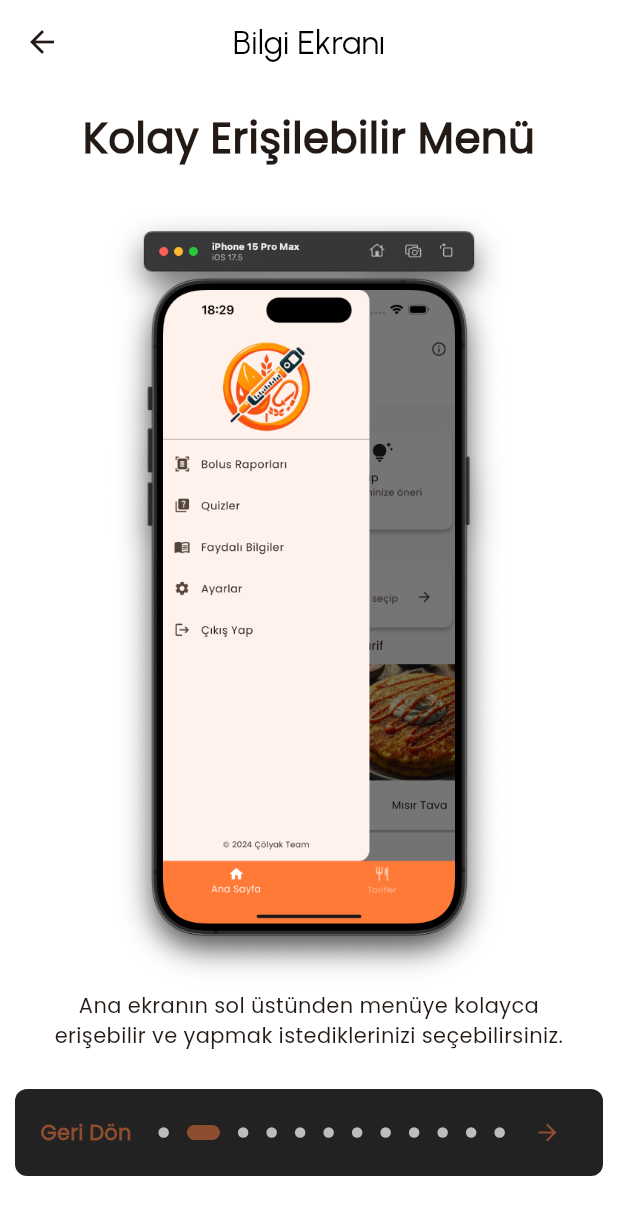
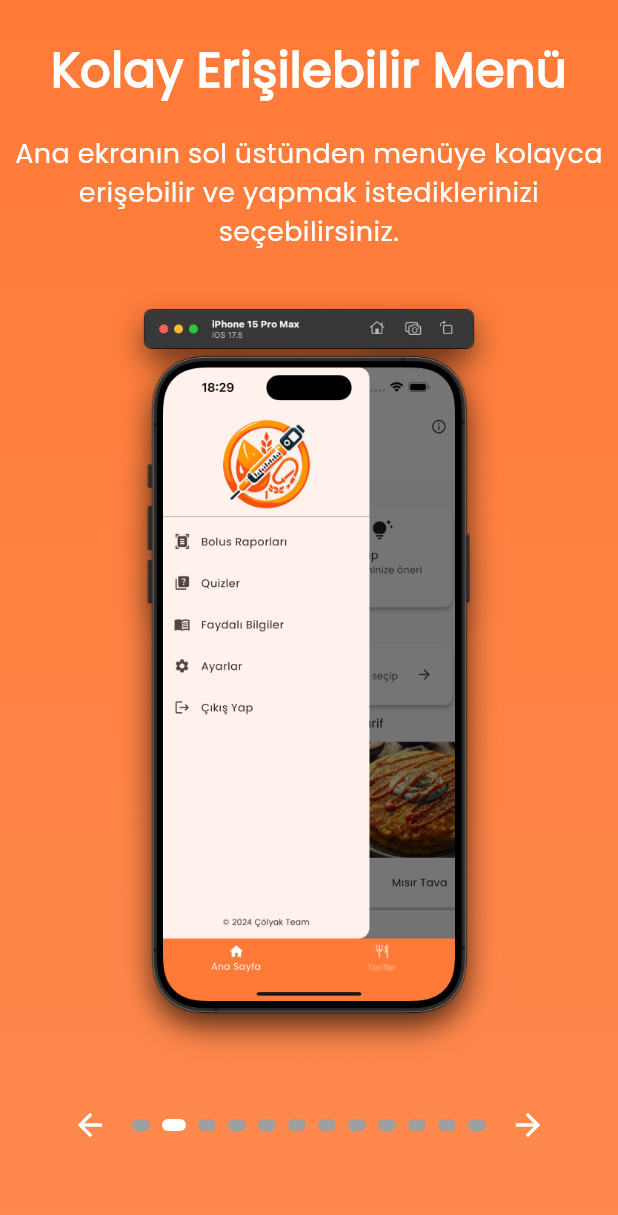
Before and after one commit to sametozbalkan/ColyakApp, a Flutter app: the InfoScreen screen opened directly, after a tap on the "arrow forward" icon, on a phone screen of 412 x 824 dp. Shown: the top 1215 px of the screen. Run offline on Flutter 3.47's test engine with Material 3 defaults, Android fonts, the light colour scheme and no system bars; drawn by our look-alikes of introduction_screen; our stand-ins replace cached_network_image, flutter_cache_manager, image_picker, shared_preferences; missing offline and left inert: mobile_scanner, syncfusion_flutter_pdfviewer; accounts and stored records are empty.

Commit message:
v1.0.5++

```diff
--- /dev/null
+++ b/lib/model/PageData.dart
@@ -0,0 +1,11 @@
+class PageData {
+  final String title;
+  final String description;
+  final String imageAsset;
+
+  const PageData({
+    required this.title,
+    required this.description,
+    required this.imageAsset,
+  });
+}
--- a/lib/model/PageModel.dart
+++ /dev/null
@@ -1,15 +0,0 @@
-class PageModel {
-  final String title;
-  final String body;
-  final String? imageAsset;
-  final bool isNetworkImage;
-  final bool fullScreen;
-
-  PageModel({
-    required this.title,
-    required this.body,
-    this.imageAsset,
-    this.isNetworkImage = false,
-    this.fullScreen = false,
-  });
-}
--- a/lib/screen/InfoScreen.dart
+++ b/lib/screen/InfoScreen.dart
@@ -1,93 +1,195 @@
-import 'package:colyakapp/viewmodel/PagesViewModel.dart';
+import 'package:colyakapp/model/PageData.dart';
+import 'package:colyakapp/viewmodel/InfoViewModel.dart';
 import 'package:flutter/material.dart';
 import 'package:provider/provider.dart';
-import 'package:introduction_screen/introduction_screen.dart';
 
 class InfoScreen extends StatelessWidget {
   const InfoScreen({super.key});
 
+  static const List<PageData> pages = [
+    PageData(
+      title: "Uygulama Ana Ekranı",
+      description: "Uygulamaya giriş yapıldığında sizi karşılayacak olan ilk ekran.",
+      imageAsset: "assets/images/mainscreen.png",
+    ),
+    PageData(
+      title: "Kolay Erişilebilir Menü",
+      description: "Ana ekranın sol üstünden menüye kolayca erişebilir ve yapmak istediklerinizi seçebilirsiniz.",
+      imageAsset: "assets/images/hamburger.png",
+    ),
+    PageData(
+      title: "Öğün Listeni Oluştur",
+      description: "Öğün listeni oluşturarak bolus için karbonhidrat değerini kolayca belirleyebilirsin.",
+      imageAsset: "assets/images/mealscreen.png",
+    ),
+    PageData(
+      title: "Yüzlerce Yiyecek",
+      description: "Bu listeden özgürce seçim yapabilir ve kolayca listene ekleyebilirsin.",
+      imageAsset: "assets/images/addmealscreen.png",
+    ),
+    PageData(
+      title: "Birbirinden Farklı Tarifler",
+      description: "Diyetisyeninin özenle hazırladığı tüm tariflere kolayca erişebilirsin ve favorileyebilirsin.",
+      imageAsset: "assets/images/receipts.png",
+    ),
+    PageData(
+      title: "Geniş Tarif Detayları",
+      description: "İstediğin tarifin malzemelerine, yapılışına ve besin değerlerine kolayca ulaşabilirsin.",
+      imageAsset: "assets/images/receiptdetails.png",
+    ),
+    PageData(
+      title: "Özgürce Yorum Yap",
+      description: "İstediğin tarifin altına bu tarifle ilgili aklında ne geçerse yazabilirsin.",
+      imageAsset: "assets/images/commentscreen.png",
+    ),
+    PageData(
+      title: "Yorumlar Altında Tartış",
+      description: "İstediğin yoruma cevap verebilir ve yorum sahibiyle tarif hakkında konuşabilirsin.",
+      imageAsset: "assets/images/replyscreen.png",
+    ),
+    PageData(
+      title: "Bolus Hesaplayıcı",
+      description: "Öğün listeni oluşturduktan sonra alman gereken insulini buradan hesapla.",
+      imageAsset: "assets/images/bolus.png",
+    ),
+    PageData(
+      title: "Bolus Raporların",
+      description: "Dilediğin tarih aralığındaki bolus raporlarını inceleyebilirsin.",
+      imageAsset: "assets/images/bolusreportdetails.png",
+    ),
+    PageData(
+      title: "Faydalı Bilgiler",
+      description: "Buradan istediğin herhangi bir konuda bilgi alabilirsin.",
+      imageAsset: "assets/images/pdfscreen.png",
+    ),
+    PageData(
+      title: "Eğitici Quizler",
+      description: "Birbirinden farklı eğitici ve öğretici quizleri çözüp bilgilerini test edebilirsin.",
+      imageAsset: "assets/images/quiz.png",
+    ),
+  ];
+
   @override
   Widget build(BuildContext context) {
-    return ChangeNotifierProvider<PagesViewModel>(
-      create: (context) => PagesViewModel(),
-      child: Scaffold(
-        appBar: AppBar(
-          title: const Text("Bilgi Ekranı"),
+    return ChangeNotifierProvider(
+      create: (_) => InfoViewModel(),
+      child: Consumer<InfoViewModel>(
+        builder: (context, viewModel, child) {
+          return Scaffold(
+            body: Container(
+              width: double.infinity,
+              decoration: const BoxDecoration(
+                gradient: LinearGradient(
+                  colors: [
+                    Color(0xFFFF7A37),
+                    Color.fromARGB(255, 255, 137, 78)
+                  ],
+                  begin: Alignment.topCenter,
+                  end: Alignment.bottomCenter,
                 ),
-        body: Consumer<PagesViewModel>(
-          builder: (context, model, child) {
-            return IntroductionScreen(
-              globalBackgroundColor: Colors.white,
-              allowImplicitScrolling: true,
-              pages: model.pages.map((page) {
-                return PageViewModel(
-                  title: page.title,
-                  decoration: const PageDecoration(
-                    titleTextStyle:
-                        TextStyle(fontSize: 28.0, fontWeight: FontWeight.w700),
-                    bodyTextStyle: TextStyle(fontSize: 19.0),
-                    bodyPadding: EdgeInsets.fromLTRB(16.0, 0.0, 16.0, 16.0),
-                    pageColor: Colors.white,
-                    imagePadding: EdgeInsets.zero,
-                  ).copyWith(
-                    contentMargin: const EdgeInsets.symmetric(horizontal: 16),
-                    fullScreen: page.fullScreen,
-                    bodyFlex: page.fullScreen ? 2 : 6,
-                    imageFlex: page.fullScreen ? 3 : 6,
-                    safeArea: page.fullScreen ? 100 : 80,
               ),
-                  bodyWidget: Column(
+              child: Padding(
+                padding: const EdgeInsets.all(10),
+                child: Column(
+                  children: <Widget>[
+                    Expanded(
+                      child: PageView.builder(
+                        controller: viewModel.pageController,
+                        onPageChanged: viewModel.onPageChanged,
+                        itemCount: pages.length,
+                        itemBuilder: (context, index) {
+                          return _buildPage(pages[index], context);
+                        },
+                      ),
+                    ),
+                    Padding(
+                      padding: const EdgeInsets.only(bottom: 40),
+                      child: Row(
+                        mainAxisAlignment: MainAxisAlignment.center,
                         children: [
-                      SizedBox(
-                        child: page.isNetworkImage
-                            ? Image.network(page.imageAsset!)
-                            : page.imageAsset != null
-                                ? Image.asset(
-                                    page.imageAsset!,
-                                    width:
-                                        MediaQuery.of(context).size.width / 1.5,
-                                  )
-                                : null,
-                      ),
-                      Text(page.body,
-                          softWrap: true, textAlign: TextAlign.center)
+                          _buildBackButton(context, viewModel),
+                          ...List.generate(pages.length, (index) {
+                            return _buildIndicator(
+                                index == viewModel.currentPage);
+                          }),
+                          _buildForwardButton(context, viewModel)
                         ],
                       ),
-                );
-              }).toList(),
-              onDone: () => Navigator.of(context).pop(),
-              onSkip: () => Navigator.of(context).pop(),
-              showSkipButton: true,
-              skipOrBackFlex: 0,
-              nextFlex: 0,
-              showBackButton: false,
-              back: const Icon(Icons.arrow_back),
-              skip: const Text('Geri Dön',
-                  style: TextStyle(fontWeight: FontWeight.w600)),
-              next: const Icon(Icons.arrow_forward),
-              done: const Text('Çık',
-                  style: TextStyle(fontWeight: FontWeight.w600)),
-              curve: Curves.fastLinearToSlowEaseIn,
-              controlsMargin: const EdgeInsets.only(bottom: 40, left: 10, right: 10),
-              controlsPadding: const EdgeInsets.all(5),
-              dotsDecorator: const DotsDecorator(
-                size: Size(7.0, 7.0),
-                color: Color(0xFFBDBDBD),
-                activeSize: Size(22.0, 10.0),
-                activeShape: RoundedRectangleBorder(
-                  borderRadius: BorderRadius.all(Radius.circular(25.0)),
                     ),
+                  ],
                 ),
-              dotsContainerDecorator: const ShapeDecoration(
-                color: Colors.black87,
-                shape: RoundedRectangleBorder(
-                  borderRadius: BorderRadius.all(Radius.circular(8.0)),
               ),
             ),
           );
         },
       ),
+    );
+  }
+
+  Widget _buildPage(PageData pageData, BuildContext context) {
+    return Column(
+      mainAxisAlignment: MainAxisAlignment.center,
+      crossAxisAlignment: CrossAxisAlignment.center,
+      children: <Widget>[
+        Text(pageData.title,
+            style: const TextStyle(
+              fontSize: 32,
+              fontWeight: FontWeight.bold,
+              color: Colors.white,
+            ),
+            softWrap: true,
+            textAlign: TextAlign.center),
+        const SizedBox(height: 20),
+        Text(
+          pageData.description,
+          textAlign: TextAlign.center,
+          style: const TextStyle(
+            fontSize: 18,
+            color: Colors.white,
+          ),
+        ),
+        const SizedBox(height: 20),
+        Image.asset(
+          pageData.imageAsset,
+          width: MediaQuery.of(context).size.width / 1.5,
+        ),
+      ],
+    );
+  }
+
+  Widget _buildIndicator(bool isActive) {
+    return AnimatedContainer(
+      duration: const Duration(milliseconds: 300),
+      margin: const EdgeInsets.symmetric(horizontal: 4.0),
+      height: 8.0,
+      width: isActive ? 16.0 : 12.0,
+      decoration: BoxDecoration(
+        color: isActive ? Colors.white : Colors.grey,
+        borderRadius: const BorderRadius.all(Radius.circular(12)),
       ),
     );
   }
+
+  Widget _buildBackButton(BuildContext context, InfoViewModel viewModel) {
+    if (viewModel.currentPage == 0) {
+      return Container(width: 48);
     }
+    return IconButton(
+      onPressed: () {
+        viewModel.goToPage(context, viewModel.currentPage - 1);
+      },
+      icon: const Icon(Icons.arrow_back, color: Colors.white),
+    );
+  }
+
+  Widget _buildForwardButton(BuildContext context, InfoViewModel viewModel) {
+    return IconButton(
+      onPressed: () {
+        viewModel.goToPage(context, viewModel.currentPage + 1);
+      },
+      icon: viewModel.currentPage == pages.length - 1
+          ? const Icon(Icons.exit_to_app, color: Colors.white)
+          : const Icon(Icons.arrow_forward, color: Colors.white),
+    );
+  }
+}
--- a/lib/screen/ReceiptDetailScreen.dart
+++ b/lib/screen/ReceiptDetailScreen.dart
@@ -337,7 +337,7 @@ class ReceiptDetailScreen extends StatelessWidget {
           value: viewModel,
           child: Padding(
             padding: EdgeInsets.only(
-              bottom: MediaQuery.of(context).viewInsets.bottom + 40,
+              bottom: MediaQuery.of(context).viewInsets.bottom,
               left: 10,
               right: 10,
               top: 20,
--- a/lib/screen/ReplyCommentScreen.dart
+++ b/lib/screen/ReplyCommentScreen.dart
@@ -250,7 +250,7 @@ class ReplyCommentScreen extends StatelessWidget {
           builder: (BuildContext context) {
             return Padding(
               padding: EdgeInsets.only(
-                bottom: MediaQuery.of(context).viewInsets.bottom + 40,
+                bottom: MediaQuery.of(context).viewInsets.bottom,
                 left: 10,
                 right: 10,
                 top: 20,
--- /dev/null
+++ b/lib/viewmodel/InfoViewModel.dart
@@ -0,0 +1,26 @@
+import 'package:flutter/material.dart';
+
+class InfoViewModel extends ChangeNotifier {
+  PageController pageController = PageController();
+  int currentPage = 0;
+
+  void onPageChanged(int page) {
+    currentPage = page;
+    notifyListeners();
+  }
+
+  void goToPage(BuildContext context, int page) {
+    if (page < 0) {
+      return;
+    }
+    if (page >= 12) {
+      Navigator.of(context).pop();
+      return;
+    }
+    pageController.animateToPage(
+      page,
+      duration: const Duration(milliseconds: 300),
+      curve: Curves.easeInOut,
+    );
+  }
+}
--- a/lib/viewmodel/PagesViewModel.dart
+++ /dev/null
@@ -1,69 +0,0 @@
-import 'package:colyakapp/model/PageModel.dart';
-import 'package:flutter/material.dart';
-
-class PagesViewModel extends ChangeNotifier {
-  final List<PageModel> _pages = [
-    PageModel(
-      title: "Uygulama Ana Ekranı",
-      body: "Uygulamaya giriş yapıldığında sizi karşılayacak olan ilk ekran.",
-      imageAsset: "assets/images/mainscreen.png",
-    ),
-    PageModel(
-      title: "Kolay Erişilebilir Menü",
-      body: "Ana ekranın sol üstünden menüye kolayca erişebilir ve yapmak istediklerinizi seçebilirsiniz.",
-      imageAsset: "assets/images/hamburger.png",
-    ),
-    PageModel(
-      title: "Öğün Listeni Oluştur",
-      body: "Öğün listeni oluşturarak bolus için karbonhidrat değerini kolayca belirleyebilirsin.",
-      imageAsset: "assets/images/mealscreen.png",
-    ),
-    PageModel(
-      title: "Yüzlerce Tarif ve Hazır Gıda",
-      body: "Bu listeden özgürce seçim yapabilir ve kolayca listene ekleyebilirsin.",
-      imageAsset: "assets/images/addmealscreen.png",
-    ),
-    PageModel(
-      title: "Birbirinden Farklı Tarifler",
-      body: "Diyetisyeninin özenle hazırladığı tüm tariflere kolayca erişebilirsin ve favorileyebilirsin.",
-      imageAsset: "assets/images/receipts.png",
-    ),
-    PageModel(
-      title: "Geniş Tarif Detayları",
-      body: "İstediğin tarifin malzemelerine, yapılışına ve besin değerlerine kolayca ulaşabilirsin.",
-      imageAsset: "assets/images/receiptdetails.png",
-    ),
-    PageModel(
-      title: "Özgürce Yorum Yap",
-      body: "İstediğin tarifin altına bu tarifle ilgili aklında ne geçerse yazabilirsin.",
-      imageAsset: "assets/images/commentscreen.png",
-    ),
-    PageModel(
-      title: "Yorumlar Altında Tartış",
-      body: "İstediğin yoruma cevap verebilir ve yorum sahibiyle tarif hakkında konuşabilirsin.",
-      imageAsset: "assets/images/replyscreen.png",
-    ),
-    PageModel(
-      title: "Bolus Hesaplayıcı",
-      body: "Öğün listeni oluşturduktan sonra alman gereken insulini buradan hesaplayabilirsin.",
-      imageAsset: "assets/images/bolus.png",
-    ),
-    PageModel(
-      title: "Bolus Raporların",
-      body: "Dilediğin tarih aralığındaki bolus raporlarını inceleyebilirsin.",
-      imageAsset: "assets/images/bolusreportdetails.png",
-    ),
-    PageModel(
-      title: "Faydalı Bilgiler",
-      body: "Buradan istediğin herhangi bir konuda bilgi alabilirsin.",
-      imageAsset: "assets/images/pdfscreen.png",
-    ),
-    PageModel(
-      title: "Eğitici ve Öğretici Quizler",
-      body: "Birbirinden farklı eğitici ve öğretici quizleri çözüp bilgilerini test edebilirsin.",
-      imageAsset: "assets/images/quiz.png",
-    ),
-  ];
-
-  List<PageModel> get pages => _pages;
-}
--- a/pubspec.yaml
+++ b/pubspec.yaml
@@ -45,7 +45,6 @@ dependencies:
   mobile_scanner: ^5.1.1
   image_picker: ^1.1.2
   provider: ^6.1.2
-  introduction_screen: ^3.1.14
 
 dev_dependencies:
   flutter_test:
```
Also changed, not shown: pubspec.lock. Lines whose indentation alone changed are shown as unchanged.
